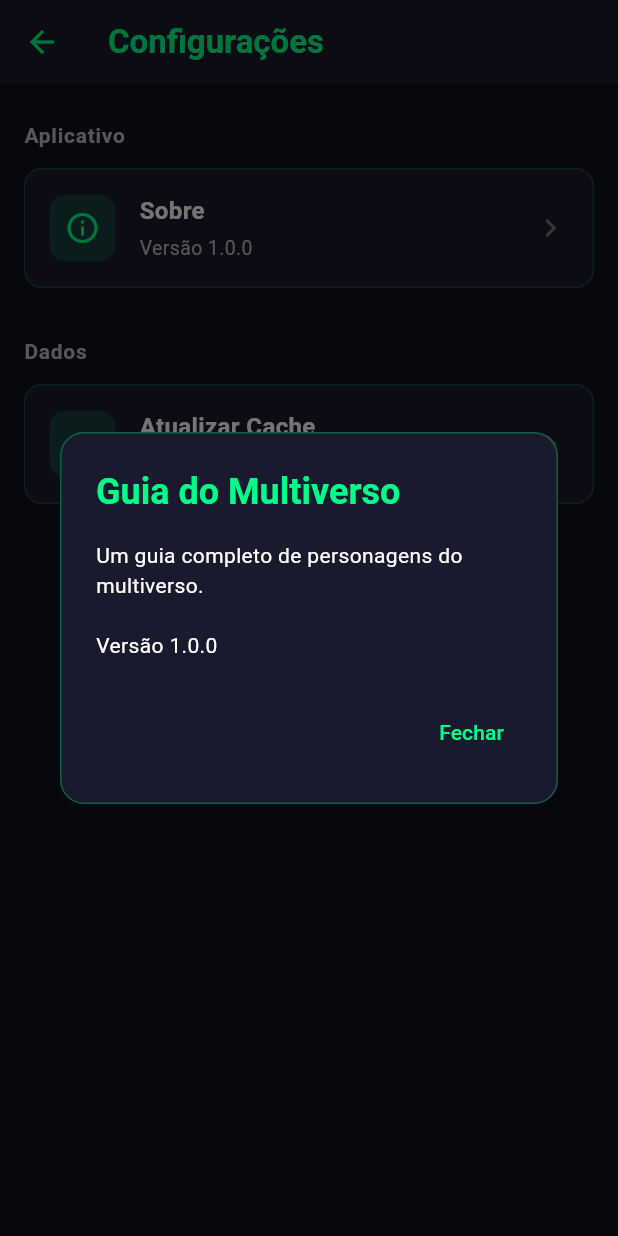
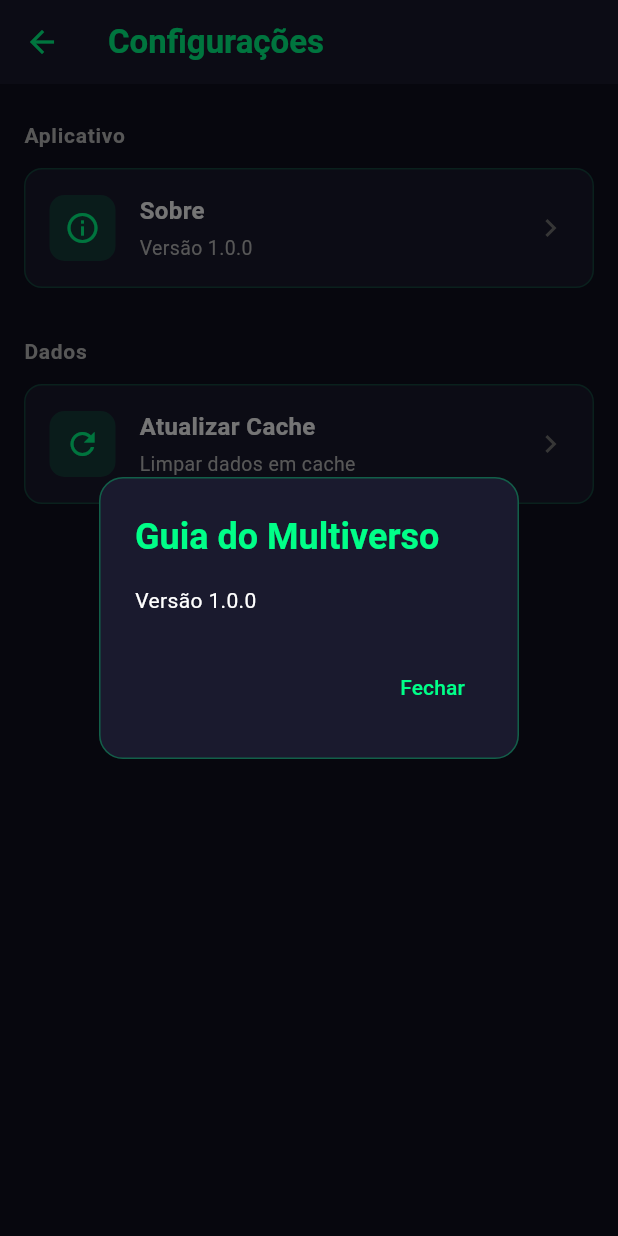
Before and after one commit to devlcgomes/guia_do_multiverso, a Flutter app: the SettingsPage screen opened directly, after a tap on "Sobre", on a phone screen of 412 x 824 dp. Run offline on Flutter 3.47's test engine with Material 3 defaults, Android fonts, the phone set to English and light mode, and no system bars; our stand-ins replace cached_network_image, equatable, flutter_bloc; network calls fail; statements that could not run were skipped.

```diff
--- a/lib/presentation/bloc/character/character_bloc.dart
+++ b/lib/presentation/bloc/character/character_bloc.dart
@@ -44,7 +44,6 @@ class CharacterBloc extends Bloc<CharacterEvent, CharacterState> {
     LoadMoreCharacters event,
     Emitter<CharacterState> emit,
   ) async {
-    // Previne múltiplas chamadas simultâneas
     if (state is CharacterLoadingMore) {
       return;
     }
@@ -147,7 +146,6 @@ class CharacterBloc extends Bloc<CharacterEvent, CharacterState> {
     Emitter<CharacterState> emit,
   ) async {
     if (event.query.isEmpty) {
-      // Se a busca estiver vazia, recarrega todos os personagens
       emit(const CharacterLoading());
       try {
         final response = await getCharacters(GetCharactersParams());
--- a/lib/presentation/pages/character_detail_page.dart
+++ b/lib/presentation/pages/character_detail_page.dart
@@ -37,12 +37,12 @@ class CharacterDetailPage extends StatelessWidget {
   Color _getStatusBackgroundColor() {
     switch (character.status.toLowerCase()) {
       case 'alive':
-        return const Color(0xFF1B5E20); // Verde escuro
+        return const Color(0xFF1B5E20);
       case 'dead':
-        return Colors.red.shade900; // Vermelho escuro
+        return Colors.red.shade900;
       case 'unknown':
       default:
-        return Colors.grey.shade800; // Cinza escuro
+        return Colors.grey.shade800;
     }
   }
 
--- a/lib/presentation/pages/home_page.dart
+++ b/lib/presentation/pages/home_page.dart
@@ -44,7 +44,6 @@ class _HomePageState extends State<HomePage> {
   }
 
   void _onScroll() {
-    // Scroll listener mantido para outras funcionalidades futuras
   }
 
   @override
--- a/lib/presentation/pages/settings_page.dart
+++ b/lib/presentation/pages/settings_page.dart
@@ -162,7 +162,7 @@ class SettingsPage extends StatelessWidget {
           ),
         ),
         content: const Text(
-          'Um guia completo de personagens do multiverso.\n\nVersão 1.0.0',
+          'Versão 1.0.0',
           style: TextStyle(color: Colors.white),
         ),
         actions: [
```
Also changed, not shown: 1 other file.
